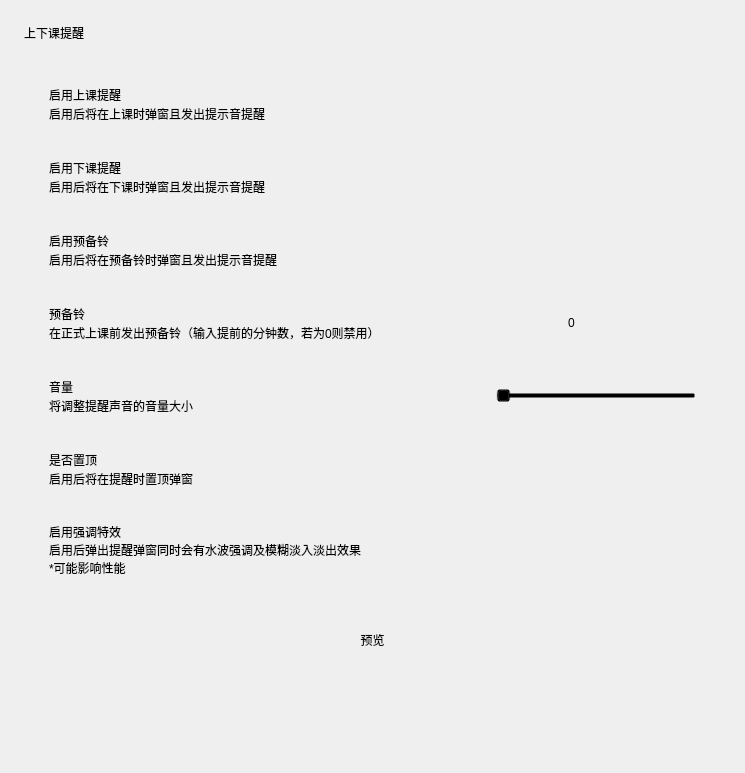
This is view/menu/sound.ui in yhlhoh/Class-Widgets as Qt 5 draws it before an edit. The edited form follows.
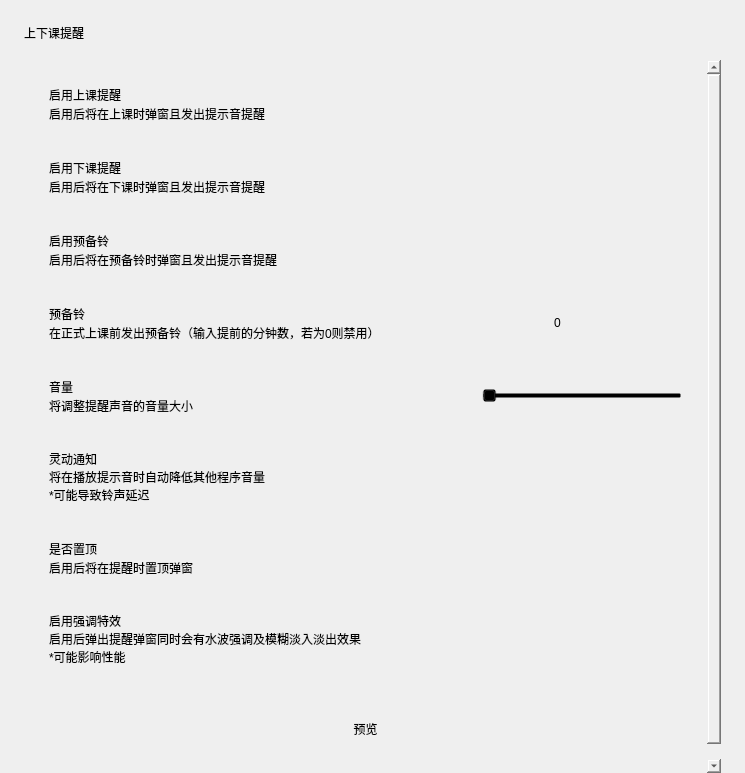
This is the edited form. Custom widgets are drawn as their Qt base class.

Commit message:
feat(play_audio): 灵动通知功能 (#534)
## 概述
  - ### **灵动通知功能**：其他应用音量动态调节

https://github.com/user-attachments/assets/e575f8e4-42f1-4752-94c5-d7bd076b5152

---

## tips:

| **注意** | **出现情况** | **描述** |

|--------------------------|----------------------------------|---------------------------------------------------------------------------------|
| **音频延迟** | 灵动通知开启时 | 音量平滑调节后到播放存在延迟(其实再开一个线程就不会出现,but需要先降低其他应用音量) |
| **预加载音频**          |  /             | / |

---
## 一些依赖
- pycaw (Windows)
- pulsectl (Linux)
- subprocess (macOS)

Diff of the .ui file:
```diff
--- a/view/menu/sound.ui
+++ b/view/menu/sound.ui
@@ -56,7 +56,7 @@
         <x>0</x>
         <y>0</y>
         <width>697</width>
-        <height>692</height>
+        <height>716</height>
        </rect>
       </property>
       <layout class="QVBoxLayout" name="verticalLayout_9">
@@ -458,6 +458,82 @@
            </layout>
           </widget>
          </item>
+         <item>
+          <widget class="CardWidget" name="CardWidget_13">
+           <property name="minimumSize">
+            <size>
+             <width>0</width>
+             <height>70</height>
+            </size>
+           </property>
+           <layout class="QHBoxLayout" name="horizontalLayout_14">
+            <property name="leftMargin">
+             <number>16</number>
+            </property>
+            <property name="topMargin">
+             <number>16</number>
+            </property>
+            <property name="rightMargin">
+             <number>16</number>
+            </property>
+            <property name="bottomMargin">
+             <number>16</number>
+            </property>
+            <item>
+             <layout class="QVBoxLayout" name="verticalLayout_18">
+              <property name="spacing">
+               <number>0</number>
+              </property>
+              <item>
+               <widget class="StrongBodyLabel" name="StrongBodyLabel_14">
+                <property name="sizePolicy">
+                 <sizepolicy hsizetype="Expanding" vsizetype="Preferred">
+                  <horstretch>0</horstretch>
+                  <verstretch>0</verstretch>
+                 </sizepolicy>
+                </property>
+                <property name="text">
+                 <string>灵动通知</string>
+                </property>
+               </widget>
+              </item>
+              <item>
+               <widget class="CaptionLabel" name="CaptionLabel_13">
+                <property name="text">
+                 <string>将在播放提示音时自动降低其他程序音量
+*可能导致铃声延迟</string>
+                </property>
+                <property name="lightColor" stdset="0">
+                 <color alpha="150">
+                  <red>0</red>
+                  <green>0</green>
+                  <blue>0</blue>
+                 </color>
+                </property>
+                <property name="darkColor" stdset="0">
+                 <color alpha="200">
+                  <red>255</red>
+                  <green>255</green>
+                  <blue>255</blue>
+                 </color>
+                </property>
+               </widget>
+              </item>
+             </layout>
+            </item>
+            <item>
+             <widget class="SwitchButton" name="switch_enable_pin_toast_2" native="true">
+              <property name="onText" stdset="0">
+               <string>启用</string>
+              </property>
+              <property name="offText" stdset="0">
+               <string>禁用</string>
+              </property>
+             </widget>
+            </item>
+           </layout>
+          </widget>
+         </item>
          <item>
           <widget class="CardWidget" name="CardWidget_12">
            <property name="minimumSize">
```
The commit also changes 5 other files.
